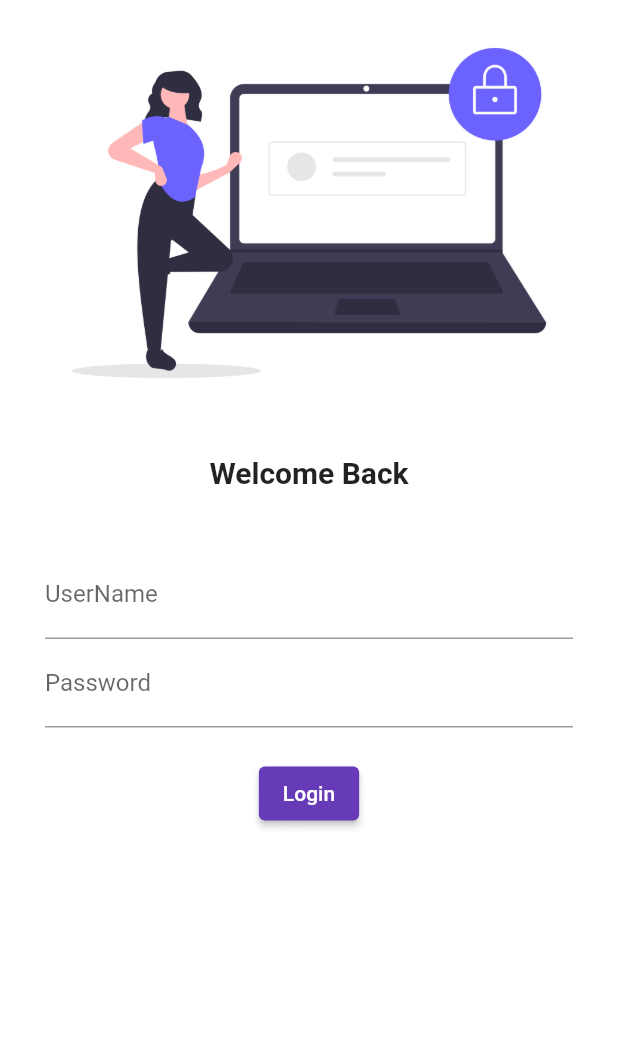
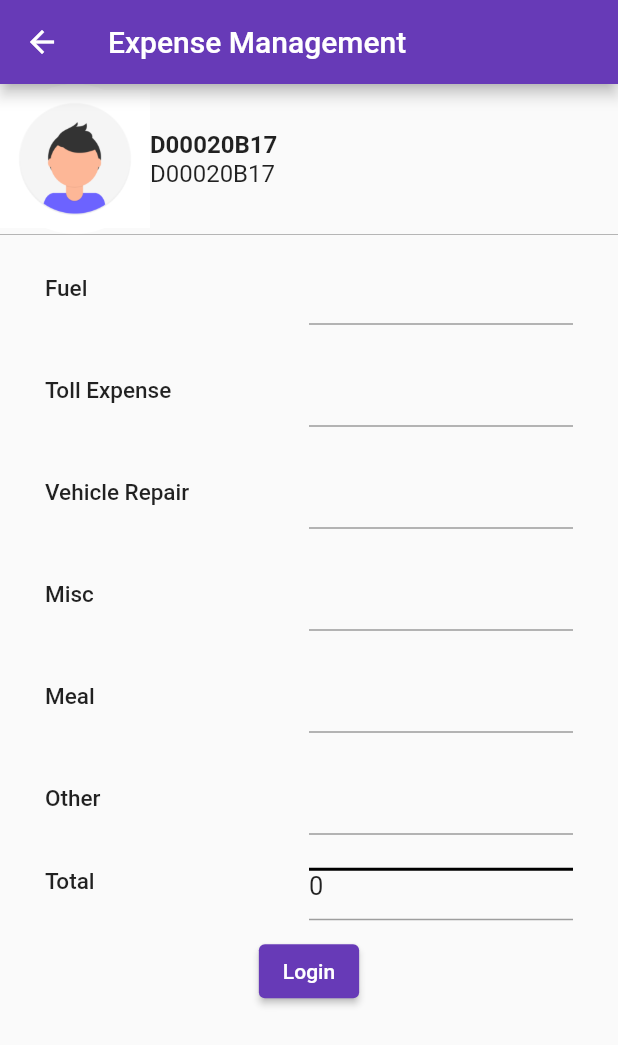
Before and after one commit to Babar-Memon/flutterExample, a Flutter app: the screen it shows after launch, after a tap on "Login", on a phone screen of 412 x 824 dp. Shown: the top 1045 px of the screen. Run offline on Flutter 3.47's test engine with Material 2 defaults, Android fonts, the phone set to English and light mode, and no system bars.

Commit message:
babar commit

```diff
--- /dev/null
+++ b/lib/expense_manag.dart
@@ -0,0 +1,249 @@
+// ignore_for_file: prefer_typing_uninitialized_variables
+import 'package:flutter/material.dart';
+class MyHomePage extends StatefulWidget {
+  // ignore: prefer_const_constructors_in_immutables
+  MyHomePage({Key? key, this.title}) : super(key: key);
+
+  final title;
+
+  @override
+  _MyHomePageState createState() => _MyHomePageState();
+}
+
+class _MyHomePageState extends State<MyHomePage> {
+  var stringListReturnedFromApiCall = [
+    {
+      "ExpenseTypeId": "1",
+      "ExpenseTypeCode": "DME00000000001",
+      "ExpenseDescription": "Fuel",
+      "Min": "149",
+      "Max": "10000"
+    },
+    {
+      "ExpenseTypeId": "2",
+      "ExpenseTypeCode": "DME00000000002",
+      "ExpenseDescription": "Toll Expense",
+      "Min": "1",
+      "Max": "500"
+    },
+    {
+      "ExpenseTypeId": "3",
+      "ExpenseTypeCode": "DME00000000003",
+      "ExpenseDescription": "Vehicle Repair",
+      "Min": "500",
+      "Max": "5000"
+    },
+    {
+      "ExpenseTypeId": "4",
+      "ExpenseTypeCode": "DME00000000004",
+      "ExpenseDescription": "Misc",
+      "Min": "100",
+      "Max": "500"
+    },
+    {
+      "ExpenseTypeId": "5",
+      "ExpenseTypeCode": "DME00000000005",
+      "ExpenseDescription": "Meal",
+      "Min": "50",
+      "Max": "500"
+    },
+    {
+      "ExpenseTypeId": "6",
+      "ExpenseTypeCode": "DME00000000006",
+      "ExpenseDescription": "Other",
+      "Min": "111",
+      "Max": "222"
+    }
+  ];
+  List<TextEditingController> textEditingControllers = [];
+  List<Map<String, dynamic>> _values = [];
+  int totalBill = 0;
+  @override
+  void initState() {
+    super.initState();
+    _values = [];
+    for (var i = 0; i < stringListReturnedFromApiCall.length; i++) {
+      var textEditingController = TextEditingController();
+      textEditingControllers.add(textEditingController);
+    }
+    // stringListReturnedFromApiCall.forEach((String str) {
+    //   var textEditingController = TextEditingController();
+    //   textEditingControllers.add(textEditingController);
+    // });
+  }
+
+  @override
+  void dispose() {
+    super.dispose();
+    // dispose textEditingControllers to prevent memory leaks
+    for (TextEditingController textEditingController
+        in textEditingControllers) {
+      textEditingController.dispose();
+    }
+  }
+
+// ignore: non_constant_identifier_names
+  Widget FooterComponent() {
+    return Padding(
+      padding: const EdgeInsets.symmetric(horizontal: 30.0, vertical: 10.0),
+      child: Expanded(
+          child: Row(crossAxisAlignment: CrossAxisAlignment.start, children: [
+        const Expanded(
+          child: Text(
+            "Total",
+            style: TextStyle(fontWeight: FontWeight.w500, fontSize: 15),
+          ),
+        ),
+        Expanded(
+          child: Container(
+            height: 35,
+            alignment: Alignment.centerLeft,
+            decoration: const BoxDecoration(
+                border: Border(
+              top: BorderSide(width: 2.0, color: Colors.black),
+              bottom: BorderSide(width: 1.0, color: Colors.grey),
+            )),
+            child: Column(
+              children: [
+                Text(
+                  "$totalBill",
+                  style: TextStyle(fontSize: 17),
+                )
+              ],
+            ),
+          ),
+        )
+      ])),
+    );
+  }
+
+  // ignore: non_constant_identifier_names
+  Widget Expensefields() {
+    return Padding(
+      padding: const EdgeInsets.symmetric(vertical: 2.0, horizontal: 20.0),
+      // ignore: prefer_const_literals_to_create_immutables
+      child: Expanded(
+        child: ListView.builder(
+          shrinkWrap: true,
+          itemCount: stringListReturnedFromApiCall.length,
+          itemBuilder: (BuildContext context, int index) {
+            return Padding(
+              padding: const EdgeInsets.all(10.0),
+              child: Row(children: [
+                Expanded(
+                  child: Text(
+                    stringListReturnedFromApiCall[index]["ExpenseDescription"]
+                        .toString(),
+                    style: const TextStyle(
+                        fontWeight: FontWeight.w500, fontSize: 15),
+                  ),
+                ),
+                Expanded(
+                    child: TextField(
+                        keyboardType: TextInputType.number,
+                        controller: textEditingControllers[index],
+                        onChanged: (val){
+                          _onUpdate(index, val);
+                        })
+                        )
+              ]),
+            );
+          },
+        ),
+      ),
+    );
+  }
+
+  _onUpdate(int index, String val) async {
+    int foundKey = -1;
+    for (var map in _values) {
+      if (map.containsKey("id")) {
+        if (map["id"] == index) {
+          foundKey = index;
+          textEditingControllers[index].value;
+          break;
+        }
+      }
+    }
+    if (-1 != foundKey) {
+      _values.removeWhere((map) {
+        return map["id"] == foundKey;
+      });
+    }
+    Map<String, dynamic> json = {
+      "id": index,
+      "value": val,
+    };
+    _values.add(json);
+    calculateSum();
+  }
+
+  calculateSum() {
+    var sum = 0;
+    for (var i = 0; i < _values.length; i++) {
+      if (_values[i]["value"] != "") {
+        sum += int.parse(_values[i]["value"]);
+      }
+    }
+    setState(() {
+      totalBill = sum;
+    });
+
+    // print("Sum : $sum");
+  }
+
+  @override
+  Widget build(BuildContext context) {
+    return Scaffold(
+      appBar: AppBar(
+        title: const Text('Expense Management'),
+      ),
+      body: SingleChildScrollView(
+          child: Column(children: [
+        Container(
+          decoration: const BoxDecoration(
+            border: Border(
+              bottom: BorderSide(width: 0.5, color: Colors.grey),
+            ), // Set border width
+          ),
+          child: Row(
+            children: <Widget>[
+              CircleAvatar(
+                  backgroundColor: Colors.white,
+                  maxRadius: 50,
+                  child: Image.asset('assets/images/userAvatar.png',
+                      fit: BoxFit.contain)),
+              Column(
+                children: [
+                  SizedBox(
+                    // width: 150,
+                    child: Column(
+                      crossAxisAlignment: CrossAxisAlignment.start,
+                      children: const [
+                        Text("D00020B17",
+                            style: TextStyle(
+                              fontWeight: FontWeight.bold,
+                              fontSize: 16,
+                            )),
+                        Text("D00020B17",
+                            style: TextStyle(
+                                fontWeight: FontWeight.normal, fontSize: 16)),
+                      ],
+                    ),
+                  )
+                ],
+              ),
+            ],
+          ),
+        ),
+        Expensefields(),
+        FooterComponent(),
+        ElevatedButton(
+            onPressed: () {
+              print(_values);
+            },
+            child: Text("Login"))
+      ])),
+    );
+  }
+}
--- a/lib/login_Page.dart
+++ b/lib/login_Page.dart
@@ -1,6 +1,7 @@
 // ignore_for_file: prefer_const_constructors
 
 import 'package:flutter/material.dart';
+import 'package:my_app/utils/routes.dart';
 
 class LoginPage extends StatelessWidget {
   const LoginPage({Key? key}) : super(key: key);
@@ -38,7 +39,7 @@ class LoginPage extends StatelessWidget {
                   ),
                    SizedBox(height: 20.0),
                    ElevatedButton(onPressed: (){
-                     print("Hello flutter");
+                    Navigator.pushNamed(context, AppRoutes.enpensePage);
                    }, child: Text("Login"))
                 ],
               )
--- a/lib/main.dart
+++ b/lib/main.dart
@@ -1,9 +1,11 @@
 // ignore_for_file: prefer_const_constructors
 
 import 'package:flutter/material.dart';
+import 'package:my_app/Expense_Page.dart';
+import 'package:my_app/expense_manag.dart';
 import 'package:my_app/home_page.dart';
 import 'package:my_app/login_Page.dart';
-
+import 'package:my_app/utils/routes.dart';
 void main() {
   runApp(MyApp());
 }
@@ -18,10 +20,13 @@ class MyApp extends StatelessWidget {
       themeMode: ThemeMode.light,
       theme: ThemeData(primarySwatch: Colors.deepPurple),
       darkTheme: ThemeData(primarySwatch: Colors.green),
-      initialRoute: "/login",
+      initialRoute: AppRoutes.loginRoute,
       routes: {
+        "/": (context) => HomePage(),
         "/home": (context) => HomePage(),
-        "/login": (context) => LoginPage()
+        AppRoutes.loginRoute: (context) => LoginPage(),
+        AppRoutes.enpensePage: (context) => MyHomePage()
+
       },
     );
   }
--- /dev/null
+++ b/lib/utils/routes.dart
@@ -0,0 +1,4 @@
+class AppRoutes {
+  static String loginRoute = "/login";
+  static String enpensePage = "/expenseScreen";
+}
--- a/pubspec.yaml
+++ b/pubspec.yaml
@@ -30,7 +30,6 @@ dependencies:
   flutter:
     sdk: flutter
 
-
   # The following adds the Cupertino Icons font to your application.
   # Use with the CupertinoIcons class for iOS style icons.
   cupertino_icons: ^1.0.2
@@ -38,7 +37,6 @@ dependencies:
 dev_dependencies:
   flutter_test:
     sdk: flutter
-
   # The "flutter_lints" package below contains a set of recommended lints to
   # encourage good coding practices. The lint set provided by the package is
   # activated in the `analysis_options.yaml` file located at the root of your
```
Also changed, not shown: lib/Expense_Page.dart (added, +92 -0 lines), assets/images/userAvatar.png (added), pubspec.lock, 121 other files.
